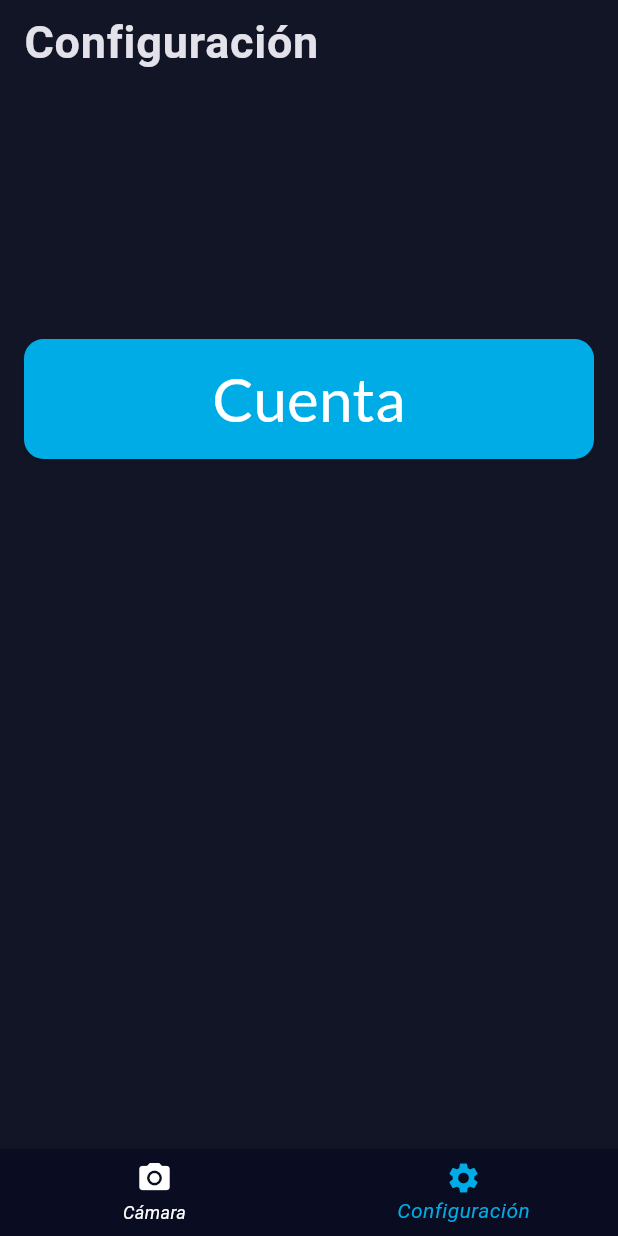
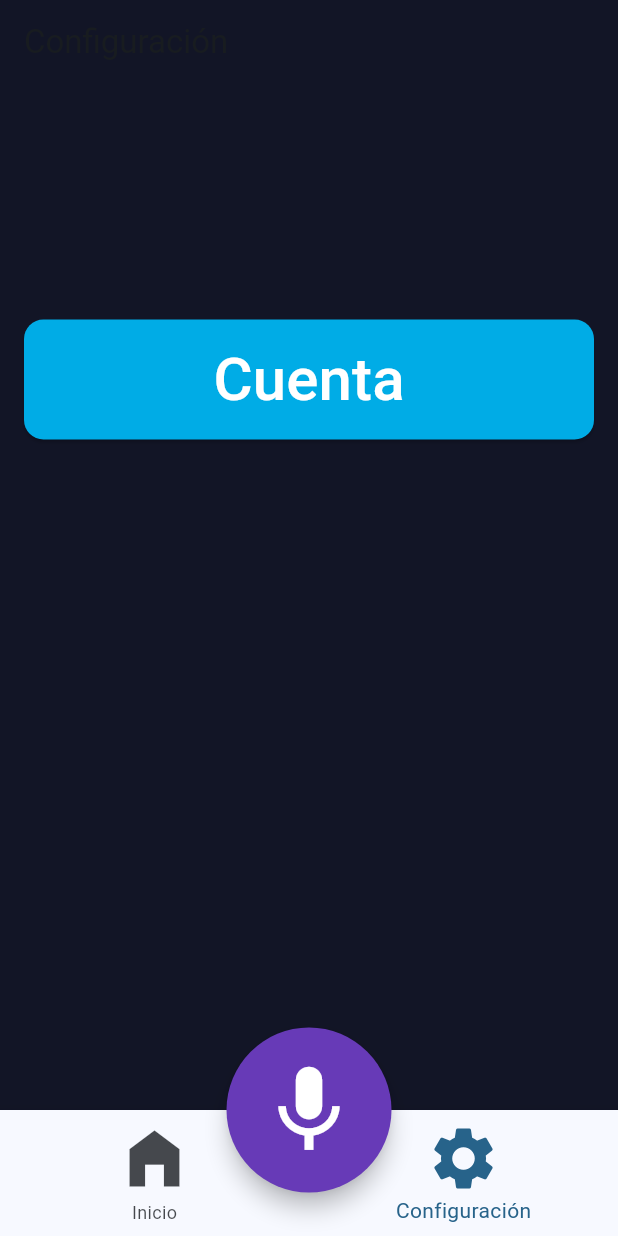
Before and after one commit to karelycode/Clarify, a Flutter app: the screen it shows after launch, item 2 of the bottom bar chosen, on a phone screen of 412 x 824 dp. Run offline on Flutter 3.47's test engine with Material 3 defaults, Android fonts, the phone set to English and light mode, and no system bars; our stand-ins replace camera, flutter_tts, google_fonts, google_nav_bar; missing offline and left inert: google_mlkit_text_recognition, tflite_flutter.

Commit message:
chore: Update dependencies and add google_nav_bar package

```diff
--- a/lib/main.dart
+++ b/lib/main.dart
@@ -16,12 +16,7 @@ class MyApp extends StatelessWidget {
       theme: ThemeData(
         //Establecemos el tema de la aplicación
         useMaterial3: true,
-        textTheme: GoogleFonts.latoTextTheme(Theme.of(context).textTheme).copyWith(
-          titleLarge: GoogleFonts.roboto(textStyle: Theme.of(context).textTheme.bodyLarge,fontSize: 30,color: Colors.white, fontWeight: FontWeight.bold),
-          bodyLarge: GoogleFonts.roboto(textStyle: Theme.of(context).textTheme.bodyLarge,fontSize: 30,color: Colors.black, fontWeight: FontWeight.bold),
-          bodyMedium: GoogleFonts.roboto(textStyle: Theme.of(context).textTheme.bodyMedium,fontSize: 50,color: Colors.black87, fontStyle: FontStyle.italic),
-        ),
-        colorScheme: ColorScheme.fromSeed(seedColor: Color(0xFF121526), brightness: Brightness.dark),
+        colorScheme: ColorScheme.fromSeed(seedColor: Colors.lightBlue, brightness: Brightness.light),
       ),
       home: SplashScreen(),
       debugShowCheckedModeBanner: false,
--- a/lib/pages/splash.dart
+++ b/lib/pages/splash.dart
@@ -27,7 +27,7 @@ class _SplashScreenState  extends State{
   @override
   Widget build(BuildContext context) {
     return Scaffold(
-      backgroundColor: const Color(0xFF121526),
+      backgroundColor: Colors.white,
       body: Center(
         child: Image.asset('assets/logo.png'),
       ),
--- a/lib/pages/start.dart
+++ b/lib/pages/start.dart
@@ -1,5 +1,6 @@
 import 'package:flutter/material.dart';
 import 'package:flutter_tts/flutter_tts.dart';
+import 'package:google_nav_bar/google_nav_bar.dart';
 
 import 'camera.dart';
 import 'configuration.dart';
@@ -9,7 +10,7 @@ final FlutterTts flutterTts = FlutterTts();
 class Start extends StatefulWidget {
   @override
   State<StatefulWidget> createState() {
-    flutterTts.speak('Bienvenido a Claify, en este momento te encuentras en la pantalla de cámara');
+    flutterTts.speak('Bienvenido a Claify, en este momento te encuentras en la pantalla de inicio, puedes comenzar la detección presionando los botones o llamando a tu asistente clarify');
     return _StartApp();
 
   }
@@ -36,7 +37,7 @@ class _StartApp extends State<Start> {
     String buttonName;
     switch (index) {
       case 0:
-        buttonName = 'Cámara';
+        buttonName = 'Inicio';
         break;
       case 1:
         buttonName = 'Configuración';
@@ -52,23 +53,34 @@ class _StartApp extends State<Start> {
     final colorScheme = Theme.of(context).colorScheme;
     final textTheme = Theme.of(context).textTheme;
     return Scaffold(
-      backgroundColor: const Color(0xFF121526),
       body: Center(
         child: _children[_selectedIndex],
+      ),
+      floatingActionButtonLocation: FloatingActionButtonLocation.centerDocked,
+      floatingActionButton: SizedBox.fromSize(
+        size: Size.square(110),
+        child: FloatingActionButton(
+          onPressed: (){},
+          child: Icon(Icons.mic, size: 70.0,),
+          backgroundColor: Colors.deepPurple,
+          foregroundColor: Colors.white,
+          shape: const CircleBorder(),
+        )
+
       ),
       bottomNavigationBar: BottomNavigationBar(
         currentIndex: _selectedIndex,
         onTap: _onItemTapped,
-        backgroundColor: Color(0xFF0A0D21),
-        selectedItemColor: Color(0xFF00ACE6),
-        unselectedItemColor: Colors.white,
+        backgroundColor: Theme.of(context).colorScheme.surface,
+        selectedItemColor: Theme.of(context).colorScheme.primary,
+        unselectedItemColor: colorScheme.onSurface.withOpacity(.80),
         items: const <BottomNavigationBarItem>[
           BottomNavigationBarItem(
-            icon: Icon(Icons.camera_alt),
-            label: 'Cámara',
+            icon: Icon(Icons.home_filled, size: 50),
+            label: 'Inicio',
           ),
           BottomNavigationBarItem(
-            icon: Icon(Icons.settings),
+            icon: Icon(Icons.settings, size: 50,),
             label: 'Configuración',
           ),
         ],
--- a/pubspec.yaml
+++ b/pubspec.yaml
@@ -36,6 +36,7 @@ dependencies:
   # Use with the CupertinoIcons class for iOS style icons.
   cupertino_icons: ^1.0.6
   google_fonts: ^6.1.0
+  google_nav_bar: ^5.0.6
   camera: ^0.10.5+2
   image: ^4.0.17
   path_provider: ^2.0.15
```
Also changed, not shown: lib/pages/camera.dart (+19 -13 lines), pubspec.lock.
